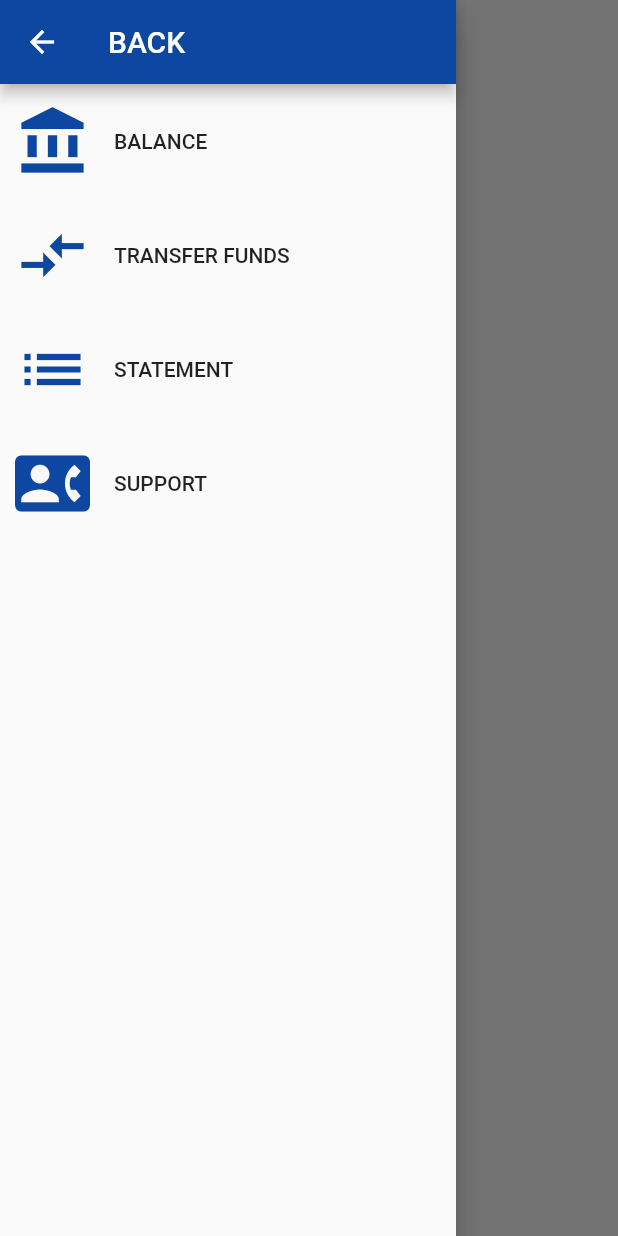
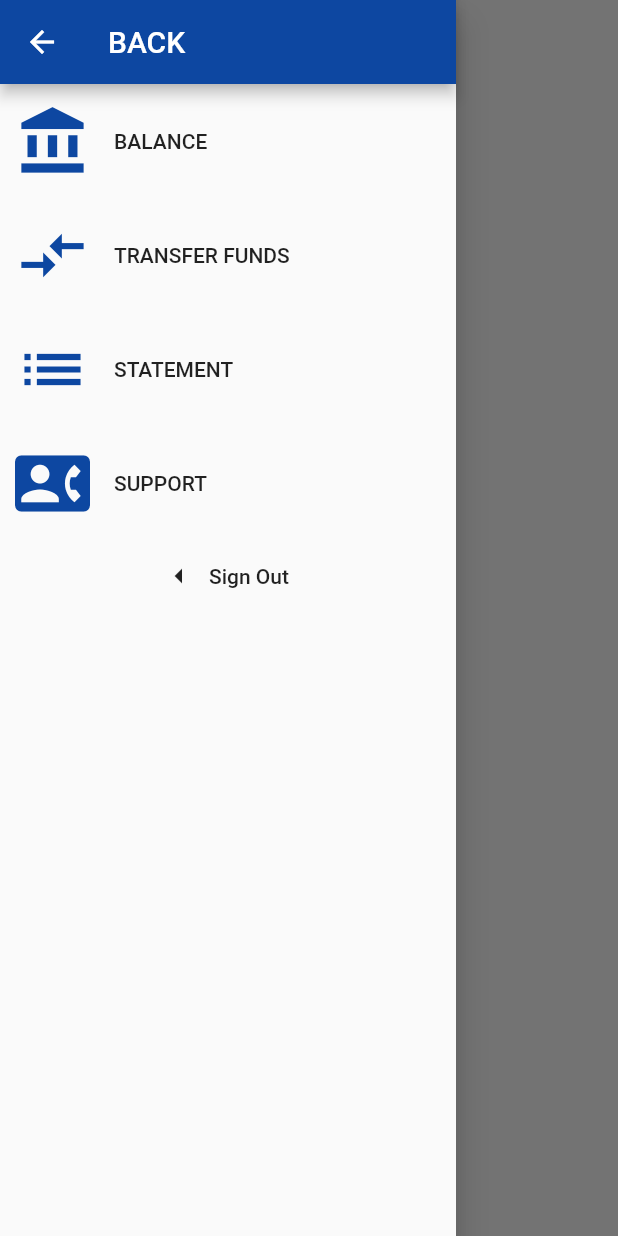
Before and after one commit to raveesh-me/HeriBank-Flutter, a Flutter app: the HomeScreen screen opened directly, with the side drawer open, on a phone screen of 412 x 824 dp. Run offline on Flutter 3.47's test engine with Material 2 defaults, Android fonts, the phone set to English and light mode, and no system bars; our stand-ins replace firebase_auth, google_sign_in; accounts and stored records are empty.

Commit message:
Adds SignOut Feauture

```diff
--- a/lib/src/widgets/home_screen.dart
+++ b/lib/src/widgets/home_screen.dart
@@ -1,4 +1,6 @@
+import 'package:firebase_auth/firebase_auth.dart';
 import 'package:flutter/material.dart';
+import 'package:google_sign_in/google_sign_in.dart';
 import 'package:mobile_banking_system/src/widgets/balance_page.dart';
 import 'package:mobile_banking_system/src/widgets/statement_page.dart';
 import 'package:mobile_banking_system/src/widgets/support_page.dart';
@@ -7,6 +9,10 @@ import 'package:mobile_banking_system/src/widgets/transfer_funds_page.dart';
 var iconColor = Colors.blue[900];
 
 class HomeScreen extends StatefulWidget {
+  final GoogleSignIn googleSignIn;
+
+  const HomeScreen({Key key, this.googleSignIn}) : super(key: key);
+
   @override
   _HomeScreenState createState() => _HomeScreenState();
 }
@@ -66,6 +72,14 @@ class _HomeScreenState extends State<HomeScreen>
             generateListTile(Icons.compare_arrows, "TRANSFER FUNDS", 1),
             generateListTile(Icons.list, "STATEMENT", 2),
             generateListTile(Icons.contact_phone, "SUPPORT", 3),
+            FlatButton.icon(
+              onPressed: () {
+                FirebaseAuth.instance.signOut();
+                widget.googleSignIn.disconnect();
+              },
+              icon: Icon(Icons.arrow_left),
+              label: Text('Sign Out'),
+            ),
           ],
         ),
       ),
```
Also changed, not shown: lib/main.dart (+6 -6 lines), pubspec.lock.
